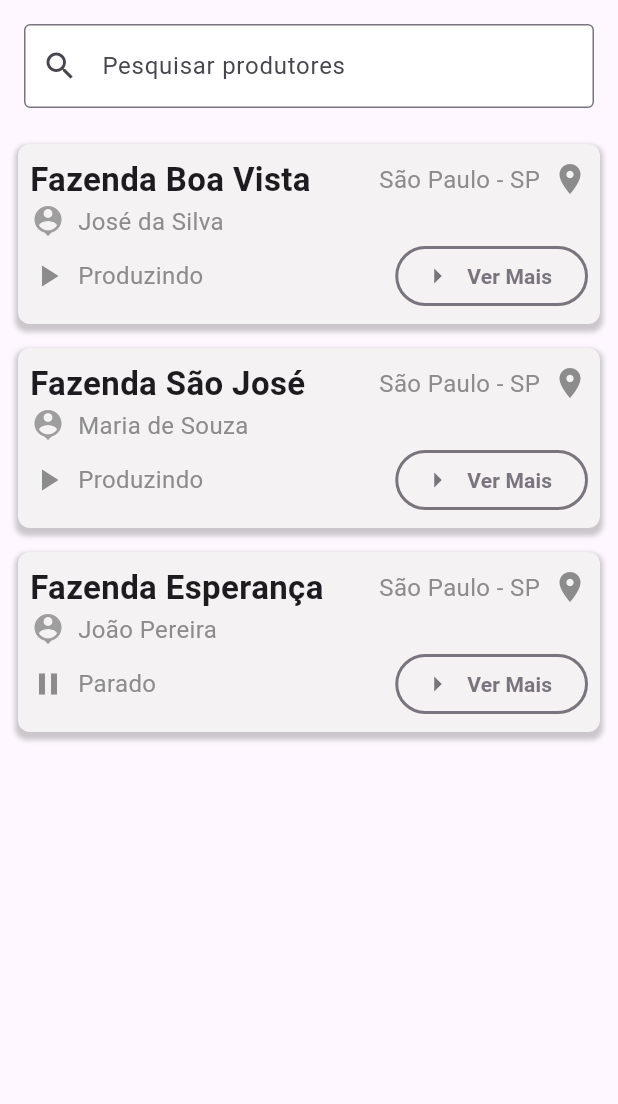
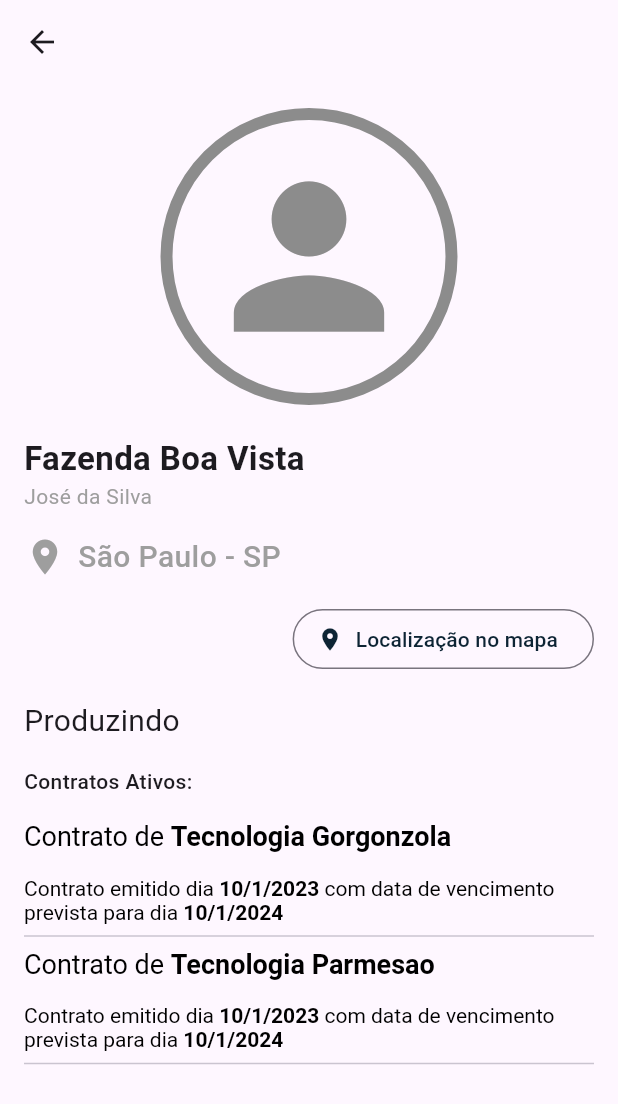
Before and after one commit to Os-Cupinxa/queijos-finos-mobile, a Flutter app: the ProdutoresPage screen opened directly, after a tap on "Ver Mais", on a phone screen of 412 x 824 dp. Shown: the top 1104 px of the screen. Run offline on Flutter 3.47's test engine with Material 3 defaults, Android fonts, the phone set to English and light mode, and no system bars.

Commit message:
feat: DetalhesPage e ProdutoresPage

```diff
--- /dev/null
+++ b/queijo_finos_mobile/lib/models/ActiveContracts.dart
@@ -0,0 +1,11 @@
+class ActiveContracts {
+  final String tecnologia;
+  final DateTime dataInicio;
+  final DateTime dataFim;
+
+  ActiveContracts({
+    required this.tecnologia,
+    required this.dataInicio,
+    required this.dataFim,
+  });
+}
--- /dev/null
+++ b/queijo_finos_mobile/lib/models/ProprietyDTO.dart
@@ -0,0 +1,25 @@
+import 'package:queijo_finos_mobile/models/ActiveContracts.dart';
+
+class ProprietyDTO {
+  final String name;
+  final String onwer;
+  final String city;
+  final String state;
+  final Status status;
+  final String latitude;
+  final String longitude;
+  final List<ActiveContracts> contractsActive;
+
+  ProprietyDTO({
+    required this.name,
+    required this.onwer,
+    required this.city,
+    required this.state,
+    required this.status,
+    required this.contractsActive,
+    required this.latitude,
+    required this.longitude,
+  });
+}
+
+enum Status { PRODUZINDO, PARADO }
--- a/queijo_finos_mobile/lib/ui/screens/ProdutoresPage.dart
+++ b/queijo_finos_mobile/lib/ui/screens/ProdutoresPage.dart
@@ -1,22 +1,7 @@
 import 'package:flutter/material.dart';
-
-class ProprietyDTO {
-  final String name;
-  final String onwer;
-  final String city;
-  final String state;
-  final Status status;
-
-  ProprietyDTO({
-    required this.name,
-    required this.onwer,
-    required this.city,
-    required this.state,
-    required this.status,
-  });
-}
-
-enum Status { PRODUZINDO, PARADO }
+import 'package:queijo_finos_mobile/models/ActiveContracts.dart';
+import 'package:queijo_finos_mobile/ui/screens/details/DetalhesPage.dart';
+import '../../models/ProprietyDTO.dart';
 
 class ProdutoresPage extends StatelessWidget {
   final List<ProprietyDTO> _proprietes = [
@@ -26,6 +11,19 @@ class ProdutoresPage extends StatelessWidget {
       city: 'São Paulo',
       state: 'SP',
       status: Status.PRODUZINDO,
+      contractsActive: [
+        ActiveContracts(
+          tecnologia: 'Tecnologia Gorgonzola',
+          dataInicio: DateTime(2023, 1, 10),
+          dataFim: DateTime(2024, 1, 10),
+        ),
+        ActiveContracts(
+            tecnologia: "Tecnologia Parmesao",
+            dataInicio: DateTime(2023, 1, 10),
+            dataFim: DateTime(2024, 1, 10))
+      ],
+      latitude: '-22.9732303',
+      longitude: '-43.2032649',
     ),
     ProprietyDTO(
       name: 'Fazenda São José',
@@ -33,6 +31,9 @@ class ProdutoresPage extends StatelessWidget {
       city: 'São Paulo',
       state: 'SP',
       status: Status.PRODUZINDO,
+      contractsActive: [],
+      latitude: '-23.5505199',
+      longitude: '-46.6333094',
     ),
     ProprietyDTO(
       name: 'Fazenda Esperança',
@@ -40,9 +41,17 @@ class ProdutoresPage extends StatelessWidget {
       city: 'São Paulo',
       state: 'SP',
       status: Status.PARADO,
+      contractsActive: [
+        ActiveContracts(
+          tecnologia: 'Teconologia Gorgonzola',
+          dataInicio: DateTime(2022, 5, 1),
+          dataFim: DateTime(2023, 5, 1),
+        ),
+      ],
+      latitude: '-23.5505199',
+      longitude: '-46.6333094',
     ),
   ];
-
   @override
   final TextEditingController _searchController = TextEditingController();
 
@@ -56,6 +65,7 @@ class ProdutoresPage extends StatelessWidget {
     }
   }
 
+  @override
   Widget build(BuildContext context) {
     return Scaffold(
       body: Column(
@@ -78,10 +88,7 @@ class ProdutoresPage extends StatelessWidget {
           Expanded(
             child: Padding(
               padding: const EdgeInsets.all(8.0),
-              child: Column(
-                children: [
-                  ListView.builder(
-                    shrinkWrap: true,
+              child: ListView.builder(
                 itemCount: _proprietes.length,
                 itemBuilder: (context, index) {
                   final item = _proprietes[index];
@@ -110,17 +117,12 @@ class ProdutoresPage extends StatelessWidget {
                           mainAxisAlignment: MainAxisAlignment.spaceBetween,
                           children: [
                             Row(
-                                  mainAxisAlignment:
-                                      MainAxisAlignment.spaceBetween,
-                                  children: [
-                                    Row(
+                              mainAxisAlignment: MainAxisAlignment.spaceBetween,
                               children: [
                                 Text(item.name,
                                     style: const TextStyle(
                                         fontSize: 22.0,
                                         fontWeight: FontWeight.bold)),
-                                      ],
-                                    ),
                                 Row(
                                   children: [
                                     Text(item.city + ' - ' + item.state,
@@ -140,8 +142,7 @@ class ProdutoresPage extends StatelessWidget {
                               crossAxisAlignment: CrossAxisAlignment.center,
                               children: [
                                 const Icon(Icons.person_pin,
-                                        color: Colors
-                                            .grey),
+                                    color: Colors.grey),
                                 const SizedBox(width: 8),
                                 Text(item.onwer,
                                     style: const TextStyle(
@@ -150,8 +151,7 @@ class ProdutoresPage extends StatelessWidget {
                               ],
                             ),
                             Row(
-                                  mainAxisAlignment:
-                                      MainAxisAlignment.spaceBetween,
+                              mainAxisAlignment: MainAxisAlignment.spaceBetween,
                               children: [
                                 Row(
                                   children: [
@@ -160,7 +160,7 @@ class ProdutoresPage extends StatelessWidget {
                                             ? Icons.play_arrow
                                             : Icons.pause,
                                         color: Color(0xFF8C8C8C)),
-                                        SizedBox(width: 8),
+                                    const SizedBox(width: 8),
                                     Text(
                                       item.status == Status.PRODUZINDO
                                           ? 'Produzindo'
@@ -177,12 +177,16 @@ class ProdutoresPage extends StatelessWidget {
                                     color: Color(0xFF79747E),
                                     width: 2.0,
                                   )),
-                                      icon: const Icon(
-                                          Icons.arrow_right_outlined,
-                                          color: Color(0xFF79747E),
-                                          size: 24.0),
+                                  icon: const Icon(Icons.arrow_right_outlined,
+                                      color: Color(0xFF79747E), size: 24.0),
                                   onPressed: () {
-                                        print('Ver detalhes do produtor');
+                                    Navigator.push(
+                                      context,
+                                      MaterialPageRoute(
+                                        builder: (context) =>
+                                            DetalhesPage(item: item),
+                                      ),
+                                    );
                                   },
                                   label: const Text(
                                     'Ver Mais',
@@ -199,8 +203,6 @@ class ProdutoresPage extends StatelessWidget {
                     ),
                   );
                 },
-                  )
-                ],
               ),
             ),
           ),
--- /dev/null
+++ b/queijo_finos_mobile/lib/ui/screens/details/DetalhesPage.dart
@@ -0,0 +1,154 @@
+import 'package:flutter/material.dart';
+import 'package:url_launcher/url_launcher.dart'; // Importa o pacote
+import '../../../models/ProprietyDTO.dart';
+
+class DetalhesPage extends StatelessWidget {
+  final ProprietyDTO item;
+
+  const DetalhesPage({Key? key, required this.item}) : super(key: key);
+
+  @override
+  Widget build(BuildContext context) {
+    return Scaffold(
+      appBar: AppBar(),
+      body: Padding(
+        padding: const EdgeInsets.all(16.0),
+        child: Column(
+          crossAxisAlignment: CrossAxisAlignment.start,
+          children: [
+            Center(
+                child: Container(
+                    decoration: BoxDecoration(
+                      borderRadius: BorderRadius.circular(200),
+                      border:
+                          Border.all(color: const Color(0xFF8C8C8C), width: 8),
+                    ),
+                    child: const Padding(
+                      padding: EdgeInsets.all(16.0),
+                      child: Icon(Icons.person,
+                          size: 150, color: Color(0xFF8C8C8C)),
+                    ))),
+            const SizedBox(height: 20),
+            Text(item.name,
+                style:
+                    const TextStyle(fontSize: 22, fontWeight: FontWeight.bold)),
+            Text(item.onwer,
+                style: const TextStyle(
+                    fontSize: 14,
+                    fontWeight: FontWeight.w400,
+                    color: Colors.grey)),
+            const SizedBox(height: 16),
+            Row(
+              children: [
+                const Padding(
+                  padding: EdgeInsets.only(right: 8.0),
+                  child: Icon(Icons.location_on, color: Colors.grey, size: 28),
+                ),
+                Text('${item.city} - ${item.state}',
+                    style: const TextStyle(
+                        fontSize: 20,
+                        color: Colors.grey,
+                        fontWeight: FontWeight.w500)),
+              ],
+            ),
+            const SizedBox(height: 16),
+            Row(
+              mainAxisAlignment: MainAxisAlignment.end,
+              children: [
+                OutlinedButton.icon(
+                  onPressed: () => _openMap(item.latitude, item.longitude),
+                  icon: const Icon(Icons.location_on, color: Color(0xFF0D2434)),
+                  label: const Text(
+                    'Localização no mapa',
+                    style: TextStyle(
+                      color: Color(0xFF0D2434),
+                    ),
+                  ),
+                ),
+              ],
+            ),
+            const SizedBox(height: 16),
+            Text(item.status == Status.PRODUZINDO ? 'Produzindo' : 'Parado',
+                style: const TextStyle(fontSize: 20)),
+            const SizedBox(height: 16),
+            const Text("Contratos Ativos:",
+                style: TextStyle(fontSize: 14, fontWeight: FontWeight.w500)),
+            const SizedBox(height: 16),
+            Expanded(
+              child: ListView.builder(
+                itemCount: item.contractsActive.length,
+                itemBuilder: (context, index) {
+                  final contract = item.contractsActive[index];
+                  return Column(
+                    crossAxisAlignment: CrossAxisAlignment.start,
+                    children: [
+                      Padding(
+                        padding: const EdgeInsets.only(bottom: 16),
+                        child: RichText(
+                          text: TextSpan(
+                            style: const TextStyle(
+                                fontSize: 18, color: Colors.black),
+                            children: [
+                              const TextSpan(
+                                  text: 'Contrato de ',
+                                  style:
+                                      TextStyle(fontWeight: FontWeight.normal)),
+                              TextSpan(
+                                  text: '${contract.tecnologia}',
+                                  style: const TextStyle(
+                                      fontWeight: FontWeight.bold)),
+                            ],
+                          ),
+                        ),
+                      ),
+                      RichText(
+                        text: TextSpan(
+                          style: const TextStyle(
+                              color: Colors.black, fontSize: 14),
+                          children: [
+                            const TextSpan(
+                                text: 'Contrato emitido dia ',
+                                style:
+                                    TextStyle(fontWeight: FontWeight.normal)),
+                            TextSpan(
+                                text: '${dateFormatted(contract.dataInicio)}',
+                                style: const TextStyle(
+                                    fontWeight: FontWeight.bold)),
+                            const TextSpan(
+                                text:
+                                    ' com data de vencimento prevista para dia ',
+                                style:
+                                    TextStyle(fontWeight: FontWeight.normal)),
+                            TextSpan(
+                                text: '${dateFormatted(contract.dataFim)}',
+                                style: const TextStyle(
+                                    fontWeight: FontWeight.bold)),
+                          ],
+                        ),
+                      ),
+                      const Divider(),
+                    ],
+                  );
+                },
+              ),
+            ),
+          ],
+        ),
+      ),
+    );
+  }
+
+  void _openMap(String latitude, String longitude) async {
+    final Uri url = Uri.parse(
+        'https://www.google.com/maps/search/?api=1&query=$latitude,$longitude');
+    if (await canLaunchUrl(url)) {
+      await launchUrl(url);
+    } else {
+      throw 'Could not launch $url';
+    }
+  }
+}
+
+String dateFormatted(DateTime date) {
+  return '${date.day}/${date.month}/${date.year}';
+}
--- a/queijo_finos_mobile/pubspec.yaml
+++ b/queijo_finos_mobile/pubspec.yaml
@@ -30,6 +30,7 @@ environment:
 dependencies:
   flutter:
     sdk: flutter
+  url_launcher: ^6.3.0
 
 
   # The following adds the Cupertino Icons font to your application.
```
Also changed, not shown: 1 other file. Lines whose indentation alone changed are shown as unchanged.
